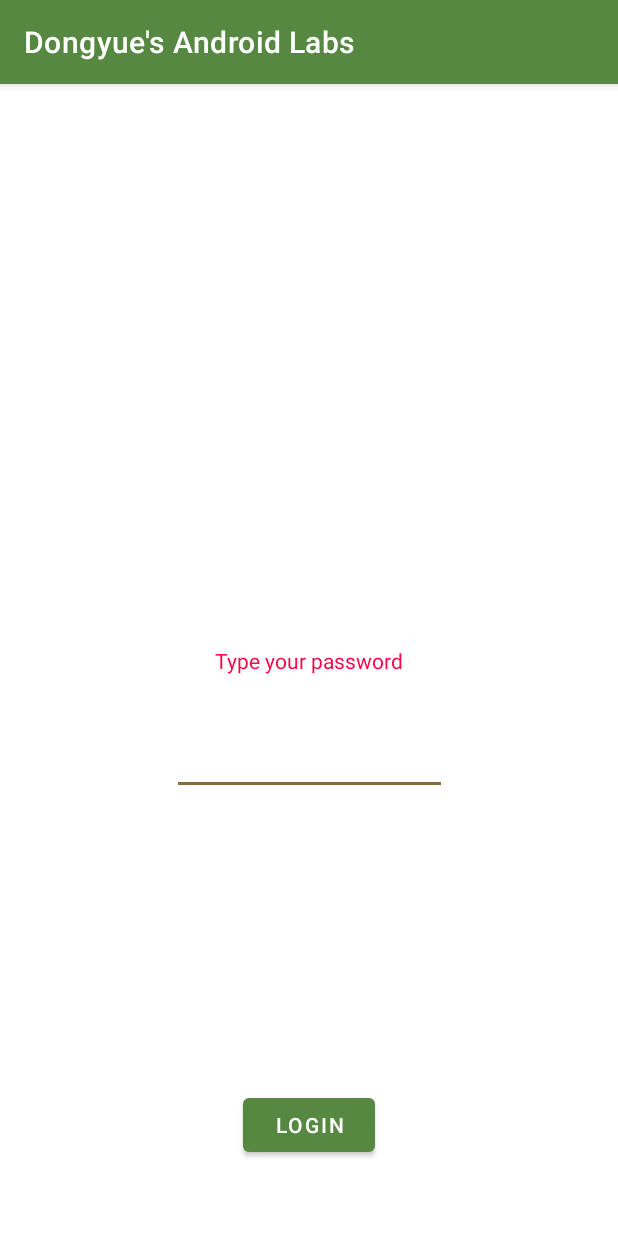
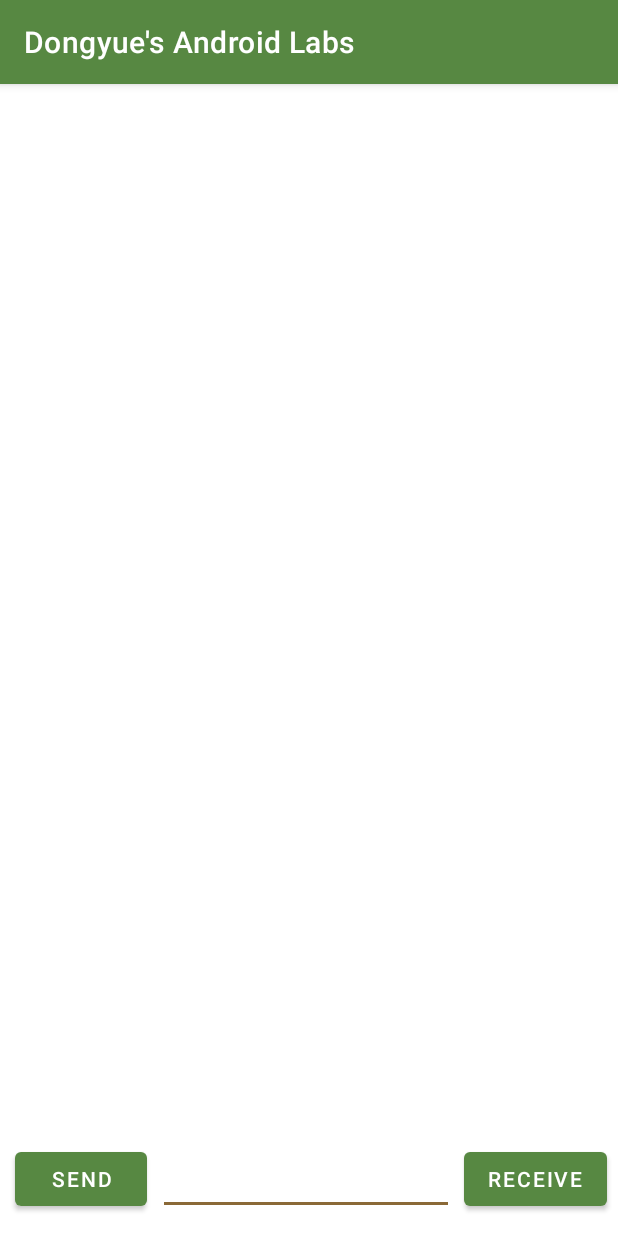
Before and after one commit to dongyue-zhang/MyAndroidLabs, an Android app: the screen it shows after launch (MainActivity before the commit, ChatRoom after it), on a phone screen of 412 x 824 dp. Run offline under Robolectric (Android 15) with nearby library versions, the phone set to English and light mode, and no system bars.

Commit message:
Finished week6

```diff
--- /dev/null
+++ b/app/src/main/java/algonquin/cst2335/zhan0758/data/ChatRoomViewModel.java
@@ -0,0 +1,10 @@
+package algonquin.cst2335.zhan0758.data;
+
+import androidx.lifecycle.MutableLiveData;
+import androidx.lifecycle.ViewModel;
+
+import java.util.ArrayList;
+
+public class ChatRoomViewModel extends ViewModel {
+    public MutableLiveData<ArrayList<ChatMessage>> messages = new MutableLiveData<>();
+}
--- /dev/null
+++ b/app/src/main/java/algonquin/cst2335/zhan0758/ui/ChatRoom.java
@@ -0,0 +1,114 @@
+package algonquin.cst2335.zhan0758.ui;
+
+import androidx.annotation.NonNull;
+import androidx.appcompat.app.AppCompatActivity;
+import androidx.lifecycle.ViewModelProvider;
+import androidx.recyclerview.widget.LinearLayoutManager;
+import androidx.recyclerview.widget.RecyclerView;
+
+import android.os.Bundle;
+import android.view.View;
+import android.view.ViewGroup;
+import android.widget.TextView;
+
+import java.text.SimpleDateFormat;
+import java.util.ArrayList;
+import java.util.Date;
+
+import algonquin.cst2335.zhan0758.R;
+import algonquin.cst2335.zhan0758.data.ChatMessage;
+import algonquin.cst2335.zhan0758.data.ChatRoomViewModel;
+import algonquin.cst2335.zhan0758.databinding.ActivityChatRoomBinding;
+import algonquin.cst2335.zhan0758.databinding.ReceiveMessageBinding;
+import algonquin.cst2335.zhan0758.databinding.SentMessageBinding;
+
+public class ChatRoom extends AppCompatActivity {
+
+    private ActivityChatRoomBinding binding;
+    private RecyclerView.Adapter<MyRowHolder> myAdapter;
+    ArrayList<ChatMessage> messages;
+    ChatRoomViewModel chatModel;
+
+    @Override
+    protected void onCreate(Bundle savedInstanceState) {
+        super.onCreate(savedInstanceState);
+
+        binding = ActivityChatRoomBinding.inflate((getLayoutInflater()));
+        setContentView(binding.getRoot());
+
+        chatModel = new ViewModelProvider(this).get(ChatRoomViewModel.class);
+        messages = chatModel.messages.getValue();
+        if (messages == null) {
+            chatModel.messages.postValue(messages = new ArrayList<ChatMessage>());
+        }
+
+        binding.recycleView.setAdapter(myAdapter = new RecyclerView.Adapter<MyRowHolder>() {
+                                                                                                                                                                                                                                                                                                                                                 @NonNull
+            @Override
+            public MyRowHolder onCreateViewHolder(@NonNull ViewGroup parent, int viewType) {
+                if (viewType == 0) {
+                    SentMessageBinding sendBinding = SentMessageBinding.inflate(getLayoutInflater());
+                    return new MyRowHolder(sendBinding.getRoot());
+                } else {
+                    ReceiveMessageBinding receiveBinding = ReceiveMessageBinding.inflate(getLayoutInflater());
+                    return new MyRowHolder(receiveBinding.getRoot());
+                }
+
+            }
+
+            @Override
+            public void onBindViewHolder(@NonNull MyRowHolder holder, int position) {
+                holder.messageText.setText("");
+                holder.timeText.setText("");
+
+                ChatMessage obj = messages.get(position);
+                holder.messageText.setText(obj.getMessage());
+                holder.timeText.setText(obj.getTimeSent());
+            }
+
+            @Override
+            public int getItemCount() {
+                return messages.size();
+            }
+
+            @Override
+            public int getItemViewType(int position) {
+                if (messages.get(position).isSentButton() == true) {
+                    return 0;
+                } else {
+                    return 1;
+                }
+
+            }
+        });
+
+        binding.sendButton.setOnClickListener(click -> {
+            SimpleDateFormat sdf = new SimpleDateFormat("EEE, dd-MMM-yyy hh-mm-ss a");
+            String currentDateandTIme = sdf.format(new Date());
+            messages.add(new ChatMessage(binding.textInput.getText().toString(), currentDateandTIme, true));
+            myAdapter.notifyItemInserted(messages.size()-1);
+            binding.textInput.setText("");
+        });
+
+        binding.receiveButton.setOnClickListener(click -> {
+            SimpleDateFormat sdf = new SimpleDateFormat("EEE, dd-MMM-yyy hh-mm-ss a");
+            String currentDateandTIme = sdf.format(new Date());
+            messages.add(new ChatMessage(binding.textInput.getText().toString(), currentDateandTIme, false));
+            myAdapter.notifyItemInserted(messages.size()-1);
+            binding.textInput.setText("");
+        });
+        binding.recycleView.setLayoutManager(new LinearLayoutManager(this));
+
+
+    }
+    class MyRowHolder extends RecyclerView.ViewHolder {
+        TextView messageText;
+        TextView timeText;
+
+        public MyRowHolder(@NonNull View itemView) {
+            super(itemView);
+            messageText = itemView.findViewById(R.id.messageText);
+            timeText = itemView.findViewById(R.id.timeText);
+        }
+    }
+}
--- a/app/src/main/java/algonquin/cst2335/zhan0758/MainActivity.java
+++ b/app/src/main/java/algonquin/cst2335/zhan0758/ui/MainActivity.java
@@ -1,4 +1,4 @@
-package algonquin.cst2335.zhan0758;
+package algonquin.cst2335.zhan0758.ui;
 
 import androidx.appcompat.app.AppCompatActivity;
 
@@ -7,6 +7,8 @@ import android.widget.Button;
 import android.widget.EditText;
 import android.widget.TextView;
 import android.widget.Toast;
+
+import algonquin.cst2335.zhan0758.R;
 
 /**
  * Main page of the app that contains a password validation program
--- /dev/null
+++ b/app/src/main/res/layout/activity_chat_room.xml
@@ -0,0 +1,54 @@
+<?xml version="1.0" encoding="utf-8"?>
+<androidx.constraintlayout.widget.ConstraintLayout xmlns:android="http://schemas.android.com/apk/res/android"
+    xmlns:app="http://schemas.android.com/apk/res-auto"
+    xmlns:tools="http://schemas.android.com/tools"
+    android:layout_width="match_parent"
+    android:layout_height="match_parent"
+    tools:context=".ui.ChatRoom">
+
+
+    <Button
+        android:id="@+id/sendButton"
+        android:layout_width="wrap_content"
+        android:layout_height="wrap_content"
+        android:layout_marginStart="10dp"
+        android:text="Send"
+        app:layout_constraintBottom_toBottomOf="parent"
+        app:layout_constraintStart_toStartOf="parent"
+        app:layout_constraintTop_toTopOf="parent"
+        app:layout_constraintVertical_bias="0.981" />
+
+    <Button
+        android:id="@+id/receiveButton"
+        android:layout_width="wrap_content"
+        android:layout_height="wrap_content"
+        android:text="Receive"
+        app:layout_constraintBottom_toBottomOf="@+id/sendButton"
+        app:layout_constraintEnd_toEndOf="parent"
+        app:layout_constraintHorizontal_bias="0.5"
+        app:layout_constraintStart_toEndOf="@+id/textInput"
+        app:layout_constraintTop_toTopOf="@+id/sendButton"
+        app:layout_constraintVertical_bias="0.0" />
+
+    <EditText
+        android:id="@+id/textInput"
+        android:layout_width="197dp"
+        android:layout_height="48dp"
+        android:text=""
+        android:textSize="20sp"
+        app:layout_constraintEnd_toStartOf="@+id/receiveButton"
+        app:layout_constraintHorizontal_bias="0.5"
+        app:layout_constraintStart_toEndOf="@+id/sendButton"
+        app:layout_constraintTop_toTopOf="@+id/sendButton"
+        tools:ignore="SpeakableTextPresentCheck" />
+
+    <androidx.recyclerview.widget.RecyclerView
+        android:id="@+id/recycleView"
+        android:layout_width="0dp"
+        android:layout_height="0dp"
+        app:layout_constraintBottom_toTopOf="@+id/sendButton"
+        app:layout_constraintEnd_toEndOf="parent"
+        app:layout_constraintStart_toStartOf="parent"
+        app:layout_constraintTop_toTopOf="parent" />
+
+</androidx.constraintlayout.widget.ConstraintLayout>
--- a/app/src/main/res/layout/activity_main.xml
+++ b/app/src/main/res/layout/activity_main.xml
@@ -4,7 +4,7 @@
     xmlns:tools="http://schemas.android.com/tools"
     android:layout_width="match_parent"
     android:layout_height="match_parent"
-    tools:context=".MainActivity">
+    tools:context=".ui.MainActivity">
 
     <TextView
         android:id="@+id/password_message"
--- a/app/src/main/res/values/colors.xml
+++ b/app/src/main/res/values/colors.xml
@@ -3,7 +3,7 @@
     <color name="my_primary">#578842</color>
     <color name="my_secondary">#8A6937</color>
     <color name="my_statusbar">#FFFD66</color>
-    <color name="my_text">#FF0048</color>
+    <color name="my_text">#2E2E2E</color>
     <color name="colorPrimary">#3A5A2B</color>
     <color name="colorSecondary">#705021</color>
     <color name="statusBarColor">#AFAE43</color>
```
Also changed, not shown: app/build.gradle (+7 -1 lines), app/src/main/AndroidManifest.xml (+10 -1 lines), app/src/main/java/algonquin/cst2335/zhan0758/data/ChatMessage.java (added, +25 -0 lines), app/src/main/res/layout/receive_message.xml (added, +41 -0 lines), app/src/main/res/layout/sent_message.xml (added, +40 -0 lines), app/src/main/res/drawable-v24/receive_image.png (added), app/src/main/res/drawable-v24/sent_image.png (added), 6 other files.
